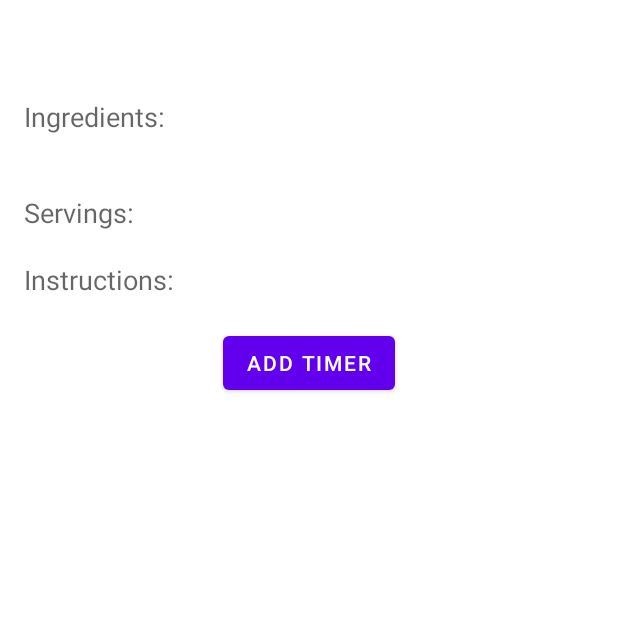
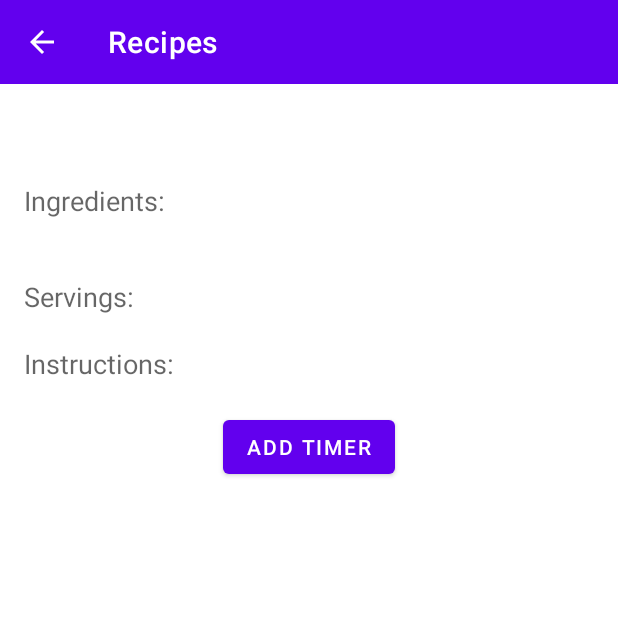
Before and after one commit to KotekKacper/Recipies, an Android app: the DetailActivity screen opened directly, with no data from a screen before it, on a phone screen of 412 x 824 dp, the top half of it. Run offline under Robolectric (Android 15) with nearby library versions, the phone set to English and light mode, and no system bars; network calls fail; 4 statements that could not run were skipped.

Commit message:
Added back button to toolbar

```diff
--- a/app/src/main/java/com/kgkk/recipes/DetailActivity.kt
+++ b/app/src/main/java/com/kgkk/recipes/DetailActivity.kt
@@ -1,8 +1,8 @@
 package com.kgkk.recipes
 
 import android.os.Bundle
-import android.util.Log
 import androidx.appcompat.app.AppCompatActivity
+import androidx.appcompat.widget.Toolbar
 
 
 class DetailActivity : AppCompatActivity() {
@@ -11,6 +11,10 @@ class DetailActivity : AppCompatActivity() {
         super.onCreate(savedInstanceState)
         setContentView(R.layout.activity_detail)
 
+        val toolbar = findViewById<Toolbar>(R.id.toolbar)
+        setSupportActionBar(toolbar)
+        supportActionBar?.setDisplayHomeAsUpEnabled(true)
+
         val frag: RecipeDetailFragment =
             supportFragmentManager.findFragmentById(R.id.fragment_recipe_detail) as RecipeDetailFragment
 
--- a/app/src/main/res/layout/activity_detail.xml
+++ b/app/src/main/res/layout/activity_detail.xml
@@ -1,9 +1,20 @@
 <?xml version="1.0" encoding="utf-8"?>
-<fragment
+<LinearLayout
     xmlns:android="http://schemas.android.com/apk/res/android"
     xmlns:tools="http://schemas.android.com/tools"
-    android:name="com.kgkk.recipes.RecipeDetailFragment"
-    android:id="@+id/fragment_recipe_detail"
+    android:orientation="vertical"
     android:layout_width="match_parent"
-    android:layout_height="match_parent"
-    tools:layout="@layout/fragment_recipe_detail" />
+    android:layout_height="match_parent">
+
+    <include
+        layout="@layout/toolbar_main"
+        android:id="@+id/toolbar" />
+
+    <androidx.fragment.app.FragmentContainerView
+        android:name="com.kgkk.recipes.RecipeDetailFragment"
+        android:id="@+id/fragment_recipe_detail"
+        android:layout_width="match_parent"
+        android:layout_height="match_parent"
+        tools:layout="@layout/fragment_recipe_detail" />
+
+</LinearLayout>
```
Also changed, not shown: app/src/main/AndroidManifest.xml (+11 -7 lines).
